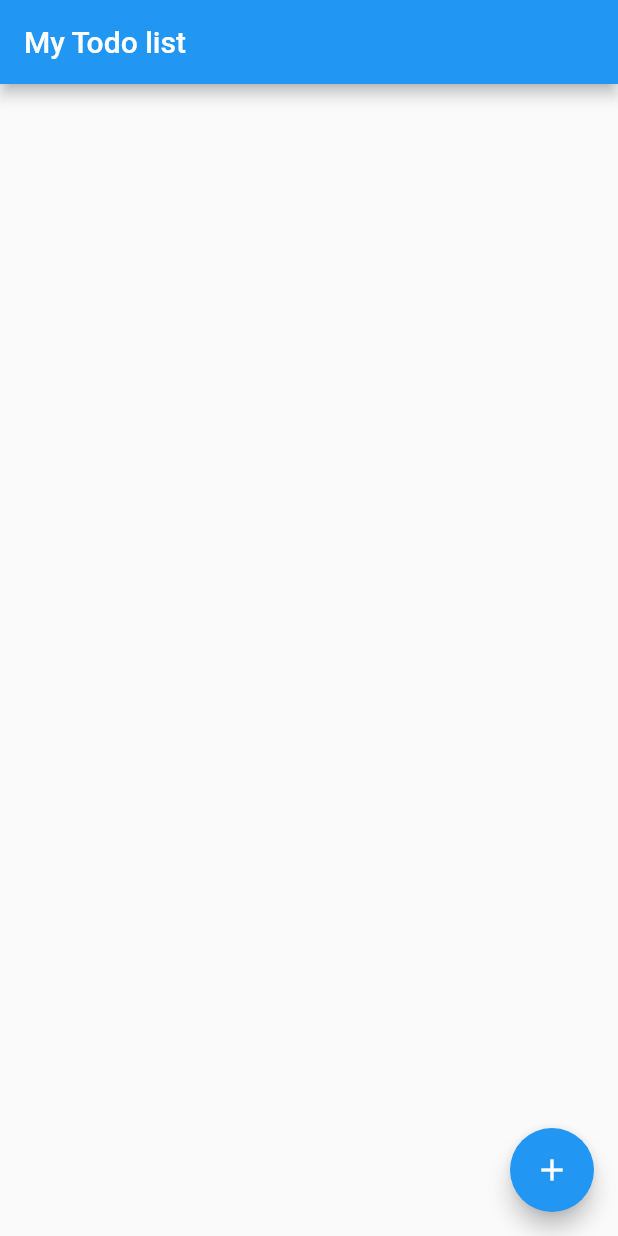
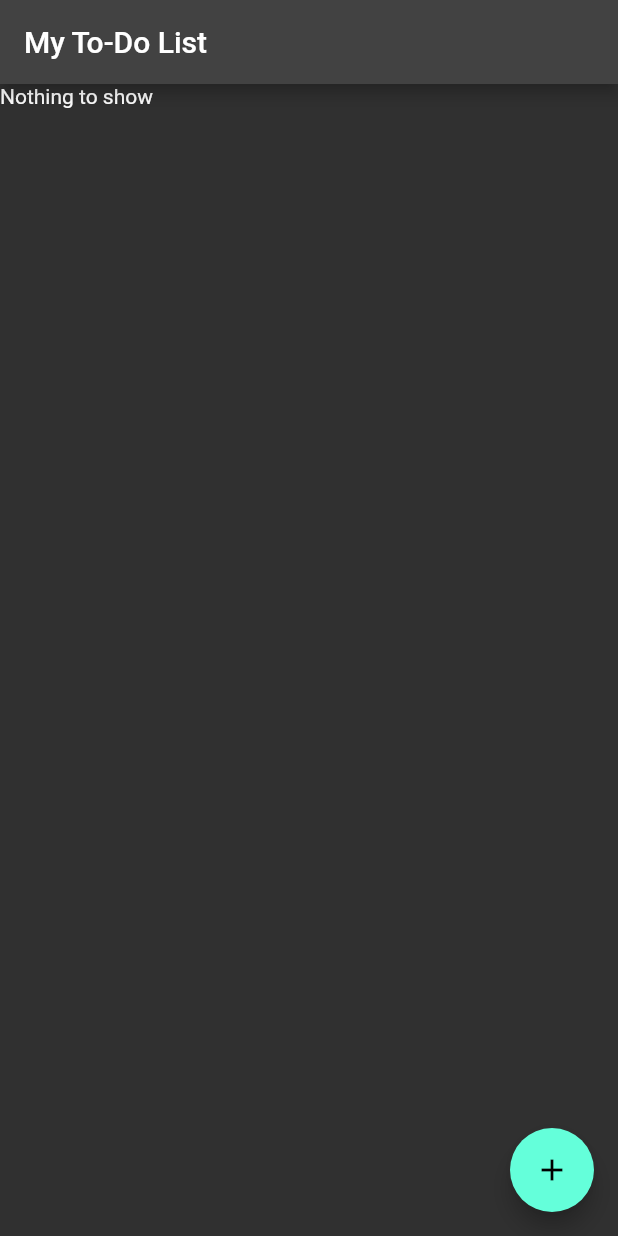
Before and after one commit to ikhwanfaris/to-do-app-class, a Flutter app: the screen it shows after launch, on a phone screen of 412 x 824 dp. Run offline on Flutter 3.47's test engine with Material 2 defaults, Android fonts, the phone set to English and light mode, and no system bars.

Commit message:
update main.dart

```diff
--- a/to_do_list/lib/main.dart
+++ b/to_do_list/lib/main.dart
@@ -14,12 +14,12 @@ class TodoItem extends StatelessWidget {
 
   final Todo todo;
   final onTodoChanged;
-
+//Function
   TextStyle? _getTextStyle(bool checked) {
     if (!checked) return null;
 
     return TextStyle(
-      color: Colors.black54,
+      color: Colors.yellow,
       decoration: TextDecoration.lineThrough,
     );
   }
@@ -38,11 +38,13 @@ class TodoItem extends StatelessWidget {
   }
 }
 
+//Widget
 class TodoList extends StatefulWidget {
   @override
   _TodoListState createState() => new _TodoListState();
 }
 
+// Widget
 class _TodoListState extends State<TodoList> {
   final TextEditingController _textFieldController = TextEditingController();
   final List<Todo> _todos = <Todo>[];
@@ -51,9 +53,11 @@ class _TodoListState extends State<TodoList> {
   Widget build(BuildContext context) {
     return new Scaffold(
       appBar: new AppBar(
-        title: new Text('My Todo list'),
+        title: new Text('My To-Do List'),
       ),
-      body: ListView(
+      //Conditioning
+      body: _todos.length != 0
+          ? ListView(
               padding: EdgeInsets.symmetric(vertical: 8.0),
               children: _todos.map((Todo todo) {
                 return TodoItem(
@@ -61,7 +65,8 @@ class _TodoListState extends State<TodoList> {
                   onTodoChanged: _handleTodoChange,
                 );
               }).toList(),
-      ),
+            )
+          : Text("Nothing to show"),
       floatingActionButton: FloatingActionButton(
           onPressed: () => _displayDialog(),
           tooltip: 'Add Item',
@@ -69,12 +74,14 @@ class _TodoListState extends State<TodoList> {
     );
   }
 
+//Function
   void _handleTodoChange(Todo todo) {
     setState(() {
       todo.checked = !todo.checked;
     });
   }
 
+//Function
   void _addTodoItem(String name) {
     setState(() {
       _todos.add(Todo(name: name, checked: false));
@@ -82,6 +89,7 @@ class _TodoListState extends State<TodoList> {
     _textFieldController.clear();
   }
 
+//Function
   Future<void> _displayDialog() async {
     return showDialog<void>(
       context: context,
@@ -108,10 +116,13 @@ class _TodoListState extends State<TodoList> {
   }
 }
 
+//Main widget
 class TodoApp extends StatelessWidget {
   @override
   Widget build(BuildContext context) {
     return new MaterialApp(
+      theme:
+          ThemeData(brightness: Brightness.dark, primaryColor: Colors.blueGrey),
       title: 'Todo list',
       home: new TodoList(),
     );
```
Lines whose indentation alone changed are shown as unchanged.
